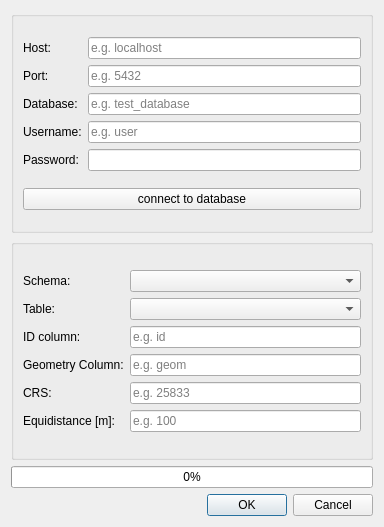
Qt form src/pgchainage_dialog_base.ui (jagodki/pgChainage) before a commit.
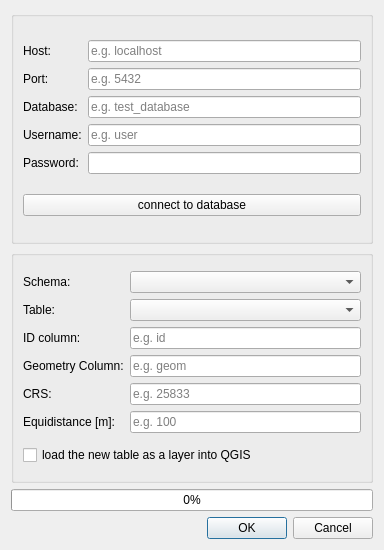
The same form after that commit.

Commit message: add checkbox to the gui, extend the target table structure

```diff
--- a/src/pgchainage_dialog_base.ui
+++ b/src/pgchainage_dialog_base.ui
@@ -7,7 +7,7 @@
     <x>0</x>
     <y>0</y>
     <width>384</width>
-    <height>527</height>
+    <height>550</height>
    </rect>
   </property>
   <property name="windowTitle">
@@ -213,6 +213,13 @@
           </item>
          </layout>
         </item>
+        <item row="1" column="0">
+         <widget class="QCheckBox" name="checkBox_create_new_layer">
+          <property name="text">
+           <string>load the new table as a layer into QGIS</string>
+          </property>
+         </widget>
+        </item>
        </layout>
       </widget>
      </item>
```
The commit also changes 3 other files.
